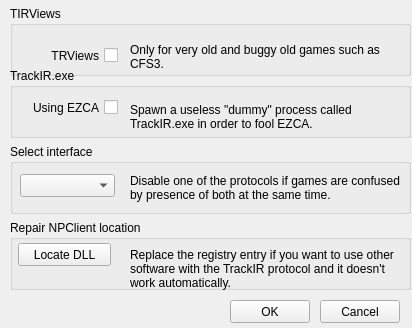
Above: ftnoir_protocol_ft/ftnoir_ftcontrols.ui from opentrack/opentrack before the change. Below: the same form after it.
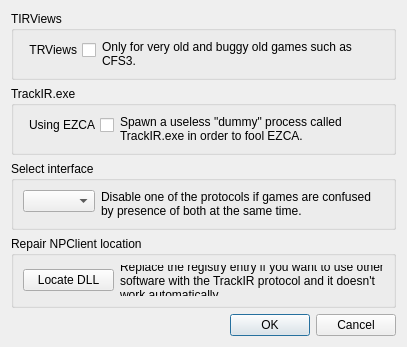
That is the form after the change. Icons and pictures are not drawn.

Commit message: ft proto: fun with layouts

Diff of the .ui file:
```diff
--- a/ftnoir_protocol_ft/ftnoir_ftcontrols.ui
+++ b/ftnoir_protocol_ft/ftnoir_ftcontrols.ui
@@ -12,8 +12,8 @@
    <rect>
     <x>0</x>
     <y>0</y>
-    <width>412</width>
-    <height>328</height>
+    <width>407</width>
+    <height>347</height>
    </rect>
   </property>
   <property name="sizePolicy">
@@ -41,104 +41,27 @@
   <property name="autoFillBackground">
    <bool>false</bool>
   </property>
-  <widget class="QPushButton" name="btnCancel">
-   <property name="enabled">
-    <bool>true</bool>
-   </property>
-   <property name="geometry">
-    <rect>
-     <x>320</x>
-     <y>300</y>
-     <width>80</width>
-     <height>23</height>
-    </rect>
-   </property>
-   <property name="sizePolicy">
-    <sizepolicy hsizetype="Preferred" vsizetype="Preferred">
-     <horstretch>0</horstretch>
-     <verstretch>0</verstretch>
-    </sizepolicy>
-   </property>
-   <property name="minimumSize">
-    <size>
-     <width>0</width>
-     <height>0</height>
-    </size>
-   </property>
-   <property name="maximumSize">
-    <size>
-     <width>100</width>
-     <height>16777215</height>
-    </size>
-   </property>
-   <property name="text">
-    <string>Cancel</string>
-   </property>
-  </widget>
-  <widget class="QPushButton" name="btnOK">
-   <property name="enabled">
-    <bool>true</bool>
-   </property>
-   <property name="geometry">
-    <rect>
-     <x>230</x>
-     <y>300</y>
-     <width>80</width>
-     <height>23</height>
-    </rect>
-   </property>
-   <property name="sizePolicy">
-    <sizepolicy hsizetype="Preferred" vsizetype="Preferred">
-     <horstretch>0</horstretch>
-     <verstretch>0</verstretch>
-    </sizepolicy>
-   </property>
-   <property name="minimumSize">
-    <size>
-     <width>0</width>
-     <height>0</height>
-    </size>
-   </property>
-   <property name="maximumSize">
-    <size>
-     <width>100</width>
-     <height>16777215</height>
-    </size>
-   </property>
-   <property name="text">
-    <string>OK</string>
-   </property>
-  </widget>
+  <layout class="QGridLayout" name="gridLayout_2">
+   <item row="0" column="0">
   <widget class="QGroupBox" name="groupBox">
-   <property name="geometry">
-    <rect>
-     <x>10</x>
-     <y>6</y>
-     <width>401</width>
-     <height>70</height>
-    </rect>
-   </property>
-   <property name="minimumSize">
-    <size>
-     <width>0</width>
-     <height>70</height>
-    </size>
+     <property name="sizePolicy">
+      <sizepolicy hsizetype="MinimumExpanding" vsizetype="MinimumExpanding">
+       <horstretch>0</horstretch>
+       <verstretch>0</verstretch>
+      </sizepolicy>
    </property>
    <property name="title">
     <string>TIRViews</string>
    </property>
    <property name="alignment">
-    <set>Qt::AlignLeading|Qt::AlignLeft|Qt::AlignTop</set>
-   </property>
+      <set>Qt::AlignJustify|Qt::AlignTop</set>
+     </property>
+     <property name="flat">
+      <bool>false</bool>
+     </property>
+     <layout class="QFormLayout" name="formLayout_2">
+      <item row="0" column="0">
    <widget class="QCheckBox" name="chkTIRViews">
-    <property name="geometry">
-     <rect>
-      <x>30</x>
-      <y>40</y>
-      <width>78</width>
-      <height>19</height>
-     </rect>
-    </property>
     <property name="layoutDirection">
      <enum>Qt::RightToLeft</enum>
     </property>
@@ -146,15 +69,9 @@
      <string>TRViews</string>
     </property>
    </widget>
+      </item>
+      <item row="0" column="1">
    <widget class="QLabel" name="label_2">
-    <property name="geometry">
-     <rect>
-      <x>120</x>
-      <y>30</y>
-      <width>281</width>
-      <height>41</height>
-     </rect>
-    </property>
     <property name="text">
      <string>Only for very old and buggy old games such as CFS3.</string>
     </property>
@@ -168,37 +85,30 @@
      <bool>true</bool>
     </property>
    </widget>
-  </widget>
+      </item>
+     </layout>
+    </widget>
+   </item>
+   <item row="1" column="0">
   <widget class="QGroupBox" name="groupBox_2">
-   <property name="geometry">
-    <rect>
-     <x>10</x>
-     <y>68</y>
-     <width>401</width>
-     <height>70</height>
-    </rect>
-   </property>
-   <property name="minimumSize">
-    <size>
-     <width>0</width>
-     <height>70</height>
-    </size>
+     <property name="sizePolicy">
+      <sizepolicy hsizetype="Expanding" vsizetype="Expanding">
+       <horstretch>0</horstretch>
+       <verstretch>0</verstretch>
+      </sizepolicy>
    </property>
    <property name="title">
     <string>TrackIR.exe</string>
    </property>
    <property name="alignment">
-    <set>Qt::AlignLeading|Qt::AlignLeft|Qt::AlignTop</set>
-   </property>
+      <set>Qt::AlignJustify|Qt::AlignTop</set>
+     </property>
+     <property name="flat">
+      <bool>false</bool>
+     </property>
+     <layout class="QFormLayout" name="formLayout_3">
+      <item row="0" column="0">
    <widget class="QCheckBox" name="chkStartDummy">
-    <property name="geometry">
-     <rect>
-      <x>8</x>
-      <y>30</y>
-      <width>100</width>
-      <height>19</height>
-     </rect>
-    </property>
     <property name="layoutDirection">
      <enum>Qt::RightToLeft</enum>
     </property>
@@ -206,15 +116,9 @@
      <string>Using EZCA</string>
     </property>
    </widget>
+      </item>
+      <item row="0" column="1">
    <widget class="QLabel" name="label">
-    <property name="geometry">
-     <rect>
-      <x>120</x>
-      <y>23</y>
-      <width>250</width>
-      <height>51</height>
-     </rect>
-    </property>
     <property name="text">
      <string>Spawn a useless &quot;dummy&quot; process called TrackIR.exe in order to fool EZCA.</string>
     </property>
@@ -222,37 +126,36 @@
      <bool>true</bool>
     </property>
    </widget>
-  </widget>
+      </item>
+     </layout>
+    </widget>
+   </item>
+   <item row="2" column="0">
   <widget class="QGroupBox" name="groupBox_3">
-   <property name="geometry">
-    <rect>
-     <x>10</x>
-     <y>144</y>
-     <width>401</width>
-     <height>70</height>
-    </rect>
-   </property>
-   <property name="minimumSize">
-    <size>
-     <width>0</width>
-     <height>70</height>
-    </size>
+     <property name="sizePolicy">
+      <sizepolicy hsizetype="Expanding" vsizetype="Expanding">
+       <horstretch>0</horstretch>
+       <verstretch>0</verstretch>
+      </sizepolicy>
    </property>
    <property name="title">
     <string>Select interface</string>
    </property>
    <property name="alignment">
-    <set>Qt::AlignLeading|Qt::AlignLeft|Qt::AlignTop</set>
-   </property>
+      <set>Qt::AlignJustify|Qt::AlignTop</set>
+     </property>
+     <property name="flat">
+      <bool>false</bool>
+     </property>
+     <layout class="QFormLayout" name="formLayout_4">
+      <property name="fieldGrowthPolicy">
+       <enum>QFormLayout::ExpandingFieldsGrow</enum>
+      </property>
+      <item row="0" column="0">
+       <widget class="QComboBox" name="cbxSelectInterface"/>
+      </item>
+      <item row="0" column="1">
    <widget class="QLabel" name="label_8">
-    <property name="geometry">
-     <rect>
-      <x>120</x>
-      <y>23</y>
-      <width>275</width>
-      <height>41</height>
-     </rect>
-    </property>
     <property name="text">
      <string>Disable one of the protocols if games are confused by presence of both at the same time.</string>
     </property>
@@ -260,68 +163,56 @@
      <bool>true</bool>
     </property>
    </widget>
-   <widget class="QComboBox" name="cbxSelectInterface">
-    <property name="geometry">
-     <rect>
-      <x>10</x>
-      <y>30</y>
-      <width>95</width>
-      <height>23</height>
-     </rect>
-    </property>
-   </widget>
-  </widget>
+      </item>
+     </layout>
+    </widget>
+   </item>
+   <item row="3" column="0">
   <widget class="QGroupBox" name="groupBox_4">
-   <property name="geometry">
-    <rect>
-     <x>10</x>
-     <y>220</y>
-     <width>401</width>
-     <height>70</height>
-    </rect>
-   </property>
-   <property name="minimumSize">
-    <size>
-     <width>0</width>
-     <height>70</height>
-    </size>
+     <property name="sizePolicy">
+      <sizepolicy hsizetype="Expanding" vsizetype="Expanding">
+       <horstretch>0</horstretch>
+       <verstretch>0</verstretch>
+      </sizepolicy>
    </property>
    <property name="title">
     <string>Repair NPClient location</string>
    </property>
    <property name="alignment">
-    <set>Qt::AlignLeading|Qt::AlignLeft|Qt::AlignTop</set>
-   </property>
-   <widget class="QLabel" name="label_10">
-    <property name="geometry">
-     <rect>
-      <x>120</x>
-      <y>23</y>
-      <width>278</width>
-      <height>51</height>
-     </rect>
-    </property>
-    <property name="text">
-     <string>Replace the registry entry if you want to use other software with the TrackIR protocol and it doesn't work automatically.</string>
-    </property>
-    <property name="wordWrap">
-     <bool>true</bool>
-    </property>
-   </widget>
+      <set>Qt::AlignJustify|Qt::AlignTop</set>
+     </property>
+     <property name="flat">
+      <bool>false</bool>
+     </property>
+     <layout class="QGridLayout" name="gridLayout">
+      <item row="0" column="0">
    <widget class="QPushButton" name="bntLocateNPClient">
-    <property name="geometry">
-     <rect>
-      <x>8</x>
-      <y>23</y>
-      <width>93</width>
-      <height>23</height>
-     </rect>
-    </property>
     <property name="text">
      <string>Locate DLL</string>
     </property>
    </widget>
-  </widget>
+      </item>
+      <item row="0" column="1">
+       <widget class="QLabel" name="label_10">
+        <property name="text">
+         <string>Replace the registry entry if you want to use other software with the TrackIR protocol and it doesn't work automatically.</string>
+        </property>
+        <property name="wordWrap">
+         <bool>true</bool>
+        </property>
+       </widget>
+      </item>
+     </layout>
+    </widget>
+   </item>
+   <item row="4" column="0">
+    <widget class="QDialogButtonBox" name="buttonBox">
+     <property name="standardButtons">
+      <set>QDialogButtonBox::Cancel|QDialogButtonBox::Ok</set>
+     </property>
+    </widget>
+   </item>
+  </layout>
  </widget>
  <resources/>
  <connections/>
```
Lines whose indentation alone changed are shown as unchanged. The commit also changes 1 other file.
